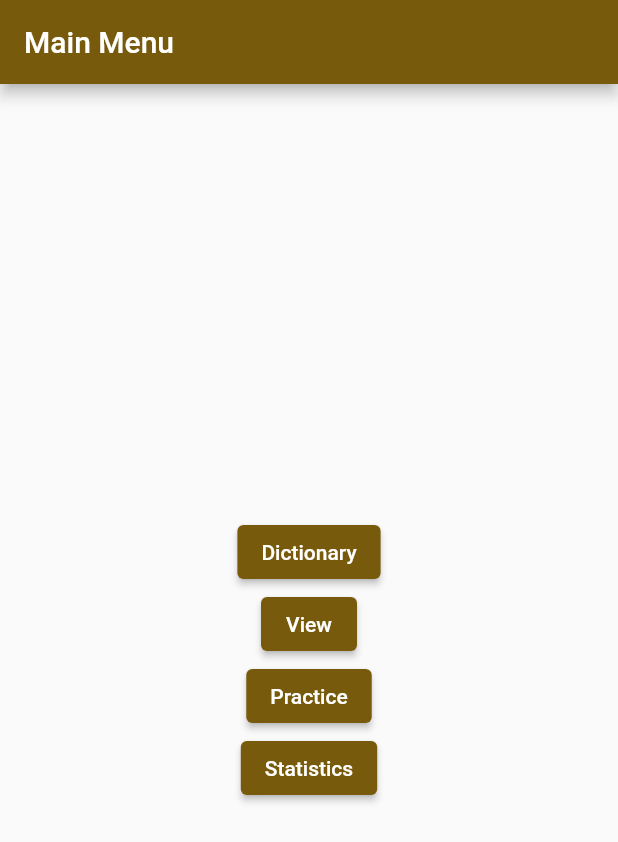
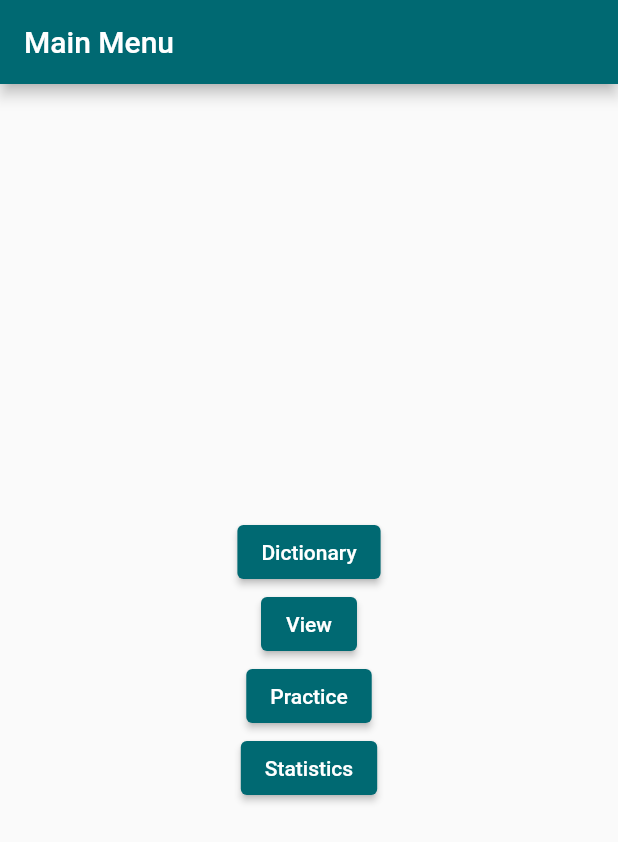
Before and after one commit to kyle-t01/toki_pona_learn, a Flutter app: the screen it shows after launch, on a phone screen of 412 x 824 dp. Shown: the top 842 px of the screen. Run offline on Flutter 3.47's test engine with Material 3 defaults, Android fonts, the light colour scheme and no system bars; our stand-ins replace csv, sqflite_common_ffi; accounts and stored records are empty; project files that could hold a hidden picture were left out.

Commit message:
changed theme from brown to blue

```diff
--- a/toki_pona_learner/lib/main.dart
+++ b/toki_pona_learner/lib/main.dart
@@ -21,7 +21,7 @@ class MyApp extends StatelessWidget {
       title: 'Toki Pona Learning App',
       theme: ThemeData(
         colorScheme:
-            ColorScheme.fromSeed(seedColor: Color.fromARGB(255, 255, 225, 166)),
+            ColorScheme.fromSeed(seedColor: Color.fromARGB(255, 7, 83, 90)),
         useMaterial3: false,
       ),
       home: const MainMenu(),
```
